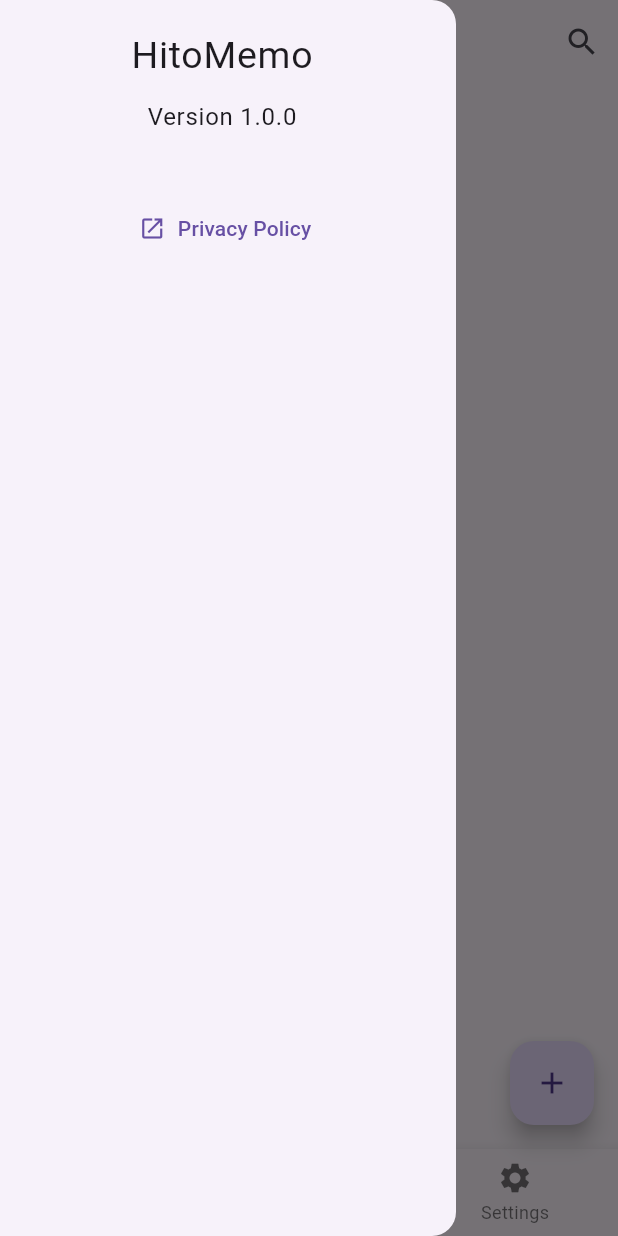
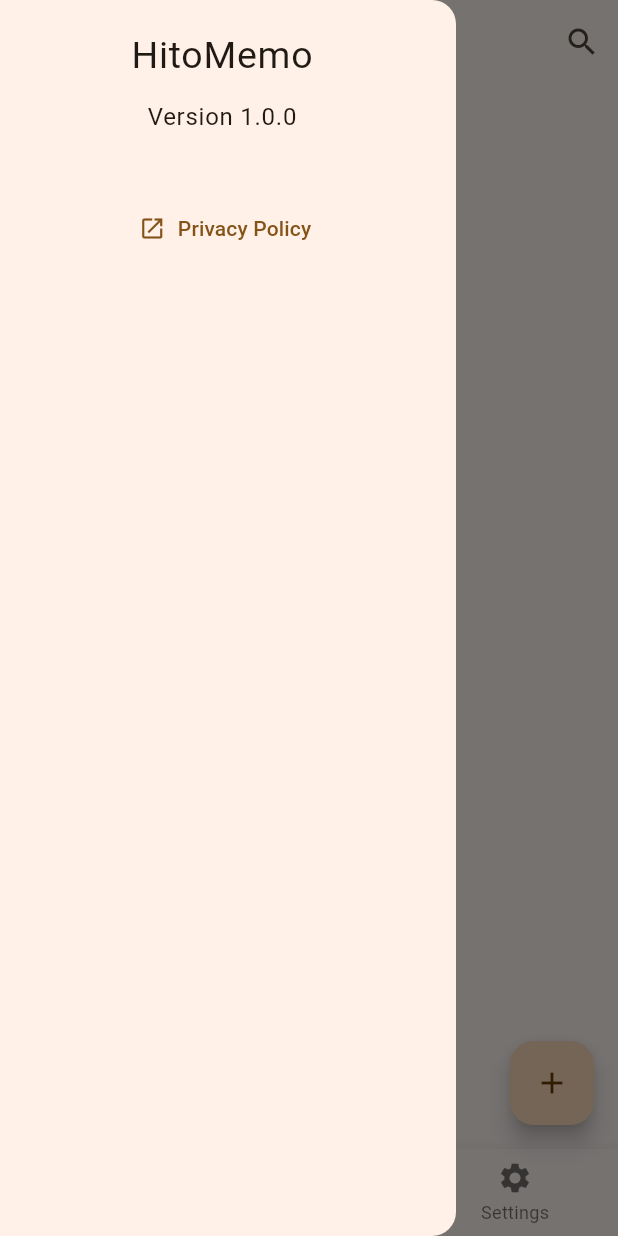
Before and after one commit to kikeda1102/Hitomemo2, a Flutter app: the screen it shows after launch, with the side drawer open, on a phone screen of 412 x 824 dp. Run offline on Flutter 3.47's test engine with Material 2 defaults, Android fonts, the phone set to English and light mode, and no system bars; our stand-ins replace isar; accounts and stored records are empty; generated files the repository leaves out were written again.

Commit message:
color changed

```diff
--- a/lib/main.dart
+++ b/lib/main.dart
@@ -23,7 +23,10 @@
       title: 'hitomemo',
       theme: ThemeData(
         useMaterial3: true,
-        primarySwatch: Colors.blueGrey,
+        colorSchemeSeed: Colors.orange,
+        // brightness: Brightness.dark,
+        // primarySwatch: Colors.blueGrey,
+        // accentColor: Colors.blueAccent,
       ),
       home: MainPage(service: service),
       // home: const Placeholder(), // for debug
```
